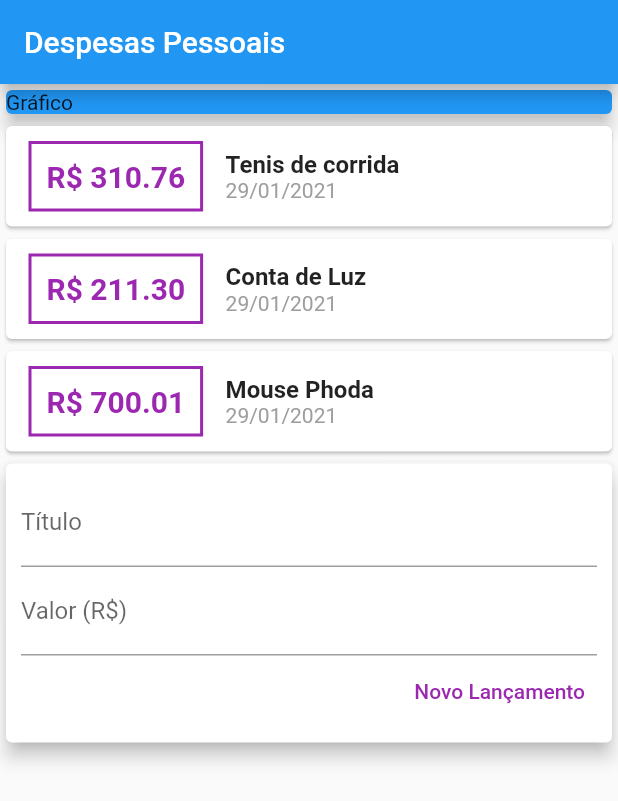
After one commit to davidborelli/expenses, a Flutter app: the screen it shows after launch, on a phone screen of 412 x 824 dp. The commit adds this screen. Shown: the top 801 px of the screen. Run offline on Flutter 3.47's test engine with Material 2 defaults, Android fonts, the phone set to English and light mode, and no system bars.

Commit message:
refactor: segregated main component and creating new components

```diff
--- /dev/null
+++ b/lib/components/transaction_form.dart
@@ -0,0 +1,46 @@
+import 'package:flutter/material.dart';
+
+class TransactionForm extends StatelessWidget {
+  final titleController = TextEditingController();
+  final valueController = TextEditingController();
+
+  @override
+  Widget build(BuildContext context) {
+    return Card(
+      elevation: 5,
+      child: Padding(
+        padding: const EdgeInsets.all(10),
+        child: Column(
+          children: [
+            TextField(
+              controller: titleController,
+              decoration: InputDecoration(
+                labelText: 'Título',
+              ),
+            ),
+            TextField(
+              controller: valueController,
+              decoration: InputDecoration(
+                labelText: 'Valor (R\$)',
+              ),
+            ),
+            Row(
+              mainAxisAlignment: MainAxisAlignment.end,
+              children: [
+                TextButton(
+                    onPressed: () {
+                      print(titleController.text);
+                      print(valueController.text);
+                    },
+                    child: Text(
+                      'Novo Lançamento',
+                      style: TextStyle(color: Colors.purple),
+                    )),
+              ],
+            ),
+          ],
+        ),
+      ),
+    );
+  }
+}
--- /dev/null
+++ b/lib/components/transaction_list.dart
@@ -0,0 +1,60 @@
+import 'package:expenses/models/transaction.dart';
+import 'package:flutter/material.dart';
+import 'package:flutter/widgets.dart';
+import 'package:intl/intl.dart';
+
+class TransactionList extends StatelessWidget {
+  final List<Transaction> transactions;
+
+  TransactionList(this.transactions);
+
+  @override
+  Widget build(BuildContext context) {
+    return Column(
+      crossAxisAlignment: CrossAxisAlignment.stretch,
+      children: transactions
+          .map((transaction) => Card(
+                child: Row(
+                  children: [
+                    Container(
+                      margin:
+                          EdgeInsets.symmetric(horizontal: 15, vertical: 10),
+                      decoration: BoxDecoration(
+                        border: Border.all(
+                          color: Colors.purple,
+                          width: 2,
+                        ),
+                      ),
+                      padding: EdgeInsets.all(10),
+                      child: Text(
+                        'R\$ ${transaction.value.toStringAsFixed(2)}',
+                        style: TextStyle(
+                          fontWeight: FontWeight.bold,
+                          fontSize: 20,
+                          color: Colors.purple,
+                        ),
+                      ),
+                    ),
+                    Column(
+                      crossAxisAlignment: CrossAxisAlignment.start,
+                      children: [
+                        Text(
+                          transaction.title,
+                          style: TextStyle(
+                            fontSize: 16,
+                            fontWeight: FontWeight.bold,
+                          ),
+                        ),
+                        Text(
+                          DateFormat('d/MM/y').format(transaction.date),
+                          style: TextStyle(color: Colors.grey),
+                        )
+                      ],
+                    )
+                  ],
+                ),
+              ))
+          .toList(),
+    );
+  }
+}
--- /dev/null
+++ b/lib/components/transaction_user.dart
@@ -0,0 +1,40 @@
+import 'package:expenses/components/transaction_form.dart';
+import 'package:expenses/components/transaction_list.dart';
+import 'package:expenses/models/transaction.dart';
+import 'package:flutter/material.dart';
+
+class TransactionUser extends StatefulWidget {
+  _TransactionUserState createState() => _TransactionUserState();
+}
+
+class _TransactionUserState extends State<TransactionUser> {
+  final _transactions = [
+    Transaction(
+      id: 't1',
+      title: 'Tenis de corrida',
+      value: 310.76,
+      date: DateTime.now(),
+    ),
+    Transaction(
+      id: 't2',
+      title: 'Conta de Luz',
+      value: 211.30,
+      date: DateTime.now(),
+    ),
+    Transaction(
+      id: 't3',
+      title: 'Mouse Phoda',
+      value: 700.01,
+      date: DateTime.now(),
+    ),
+  ];
+
+  Widget build(BuildContext context) {
+    return Column(
+      children: [
+        TransactionList(_transactions),
+        TransactionForm(),
+      ],
+    );
+  }
+}
--- a/lib/models/transactions.dart
+++ b/lib/models/transaction.dart
@@ -1,12 +1,12 @@
 import 'package:flutter/foundation.dart';
 
-class Transactions {
+class Transaction {
   final String id;
   final String title;
   final double value;
   final DateTime date;
 
-  Transactions({
+  Transaction({
     @required this.id,
     @required this.title,
     @required this.value,
```
Also changed, not shown: lib/main.dart (+3 -100 lines).
